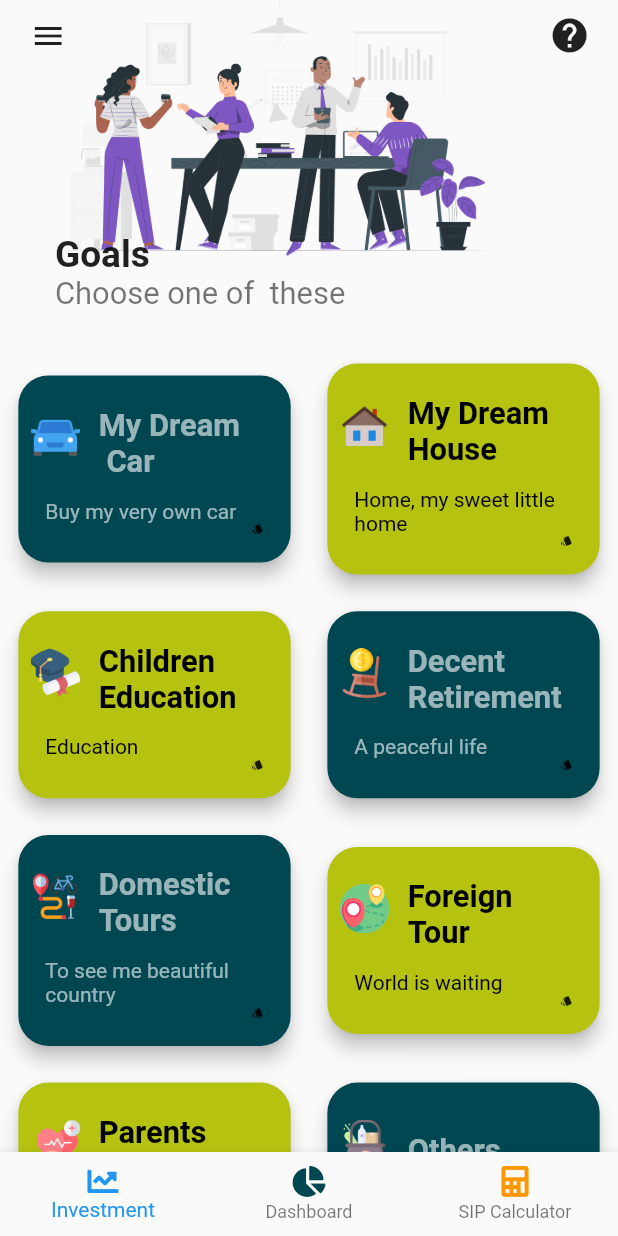
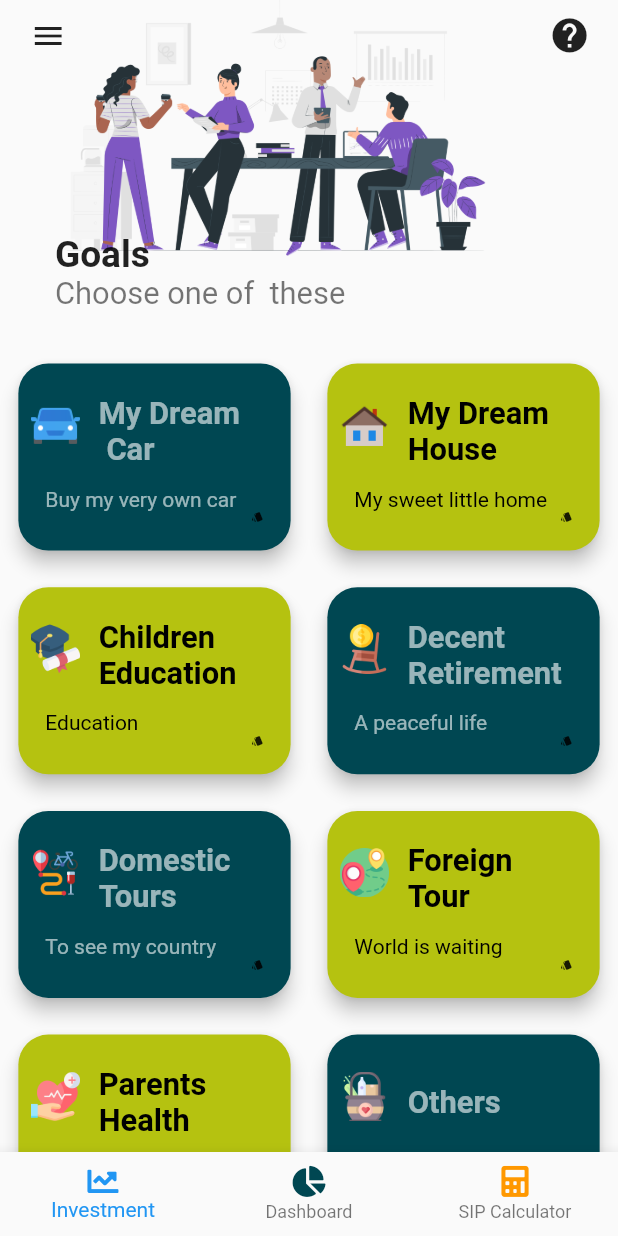
Before and after one commit to DRcollab/Dhanrashi_Source, a Flutter app: the GoalsInputScreen screen opened directly with empty values, on a phone screen of 412 x 824 dp. Run offline on Flutter 3.47's test engine with Material 2 defaults, Android fonts, the phone set to English and light mode, and no system bars; drawn by our look-alikes of showcaseview; our stand-ins replace charts_flutter, cloud_firestore, connectivity, firebase_auth, firebase_core, flutter_svg and 6 more; missing offline and left inert: dart:ffi, flutter_rounded_date_picker, loading_gifs, matrix2d; accounts and stored records are empty; project files that could hold a hidden picture were left out.

Commit message:
some more refinement

```diff
--- a/lib/goal_input.dart
+++ b/lib/goal_input.dart
@@ -206,7 +206,7 @@ class _GoalsInputScreenState extends State<GoalsInputScreen> {
                                   //height: 20,
                                   //width: 150,
                                   title: 'My Dream\nHouse',
-                                  subText: 'Home, my sweet little home',
+                                  subText: 'My sweet little home',
                                   color: alternateColor,
                                   titleColor: titleColor,
                                   onPressed: (){
@@ -363,7 +363,7 @@ class _GoalsInputScreenState extends State<GoalsInputScreen> {
                                   // height: 120,
                                   // width: 150,
                                   title: 'Domestic \nTours ',
-                                  subText: "To see me beautiful country",
+                                  subText: "To see my country",
                                   color:color,
                                   titleColor: Colors.white60,
                                   onPressed: (){
```
